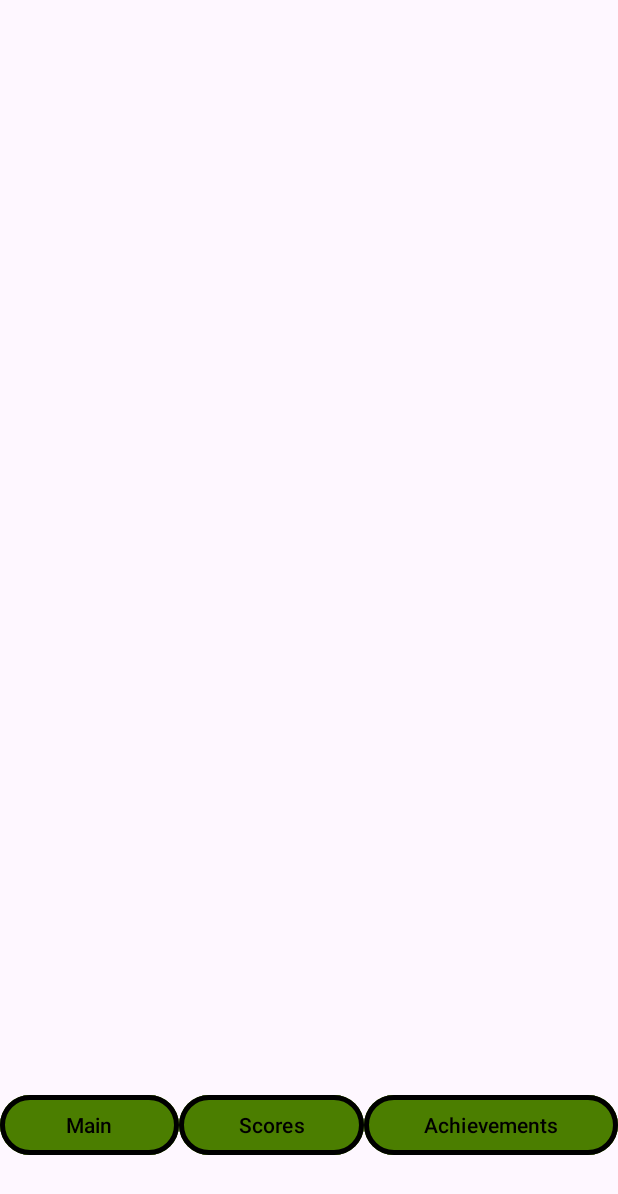
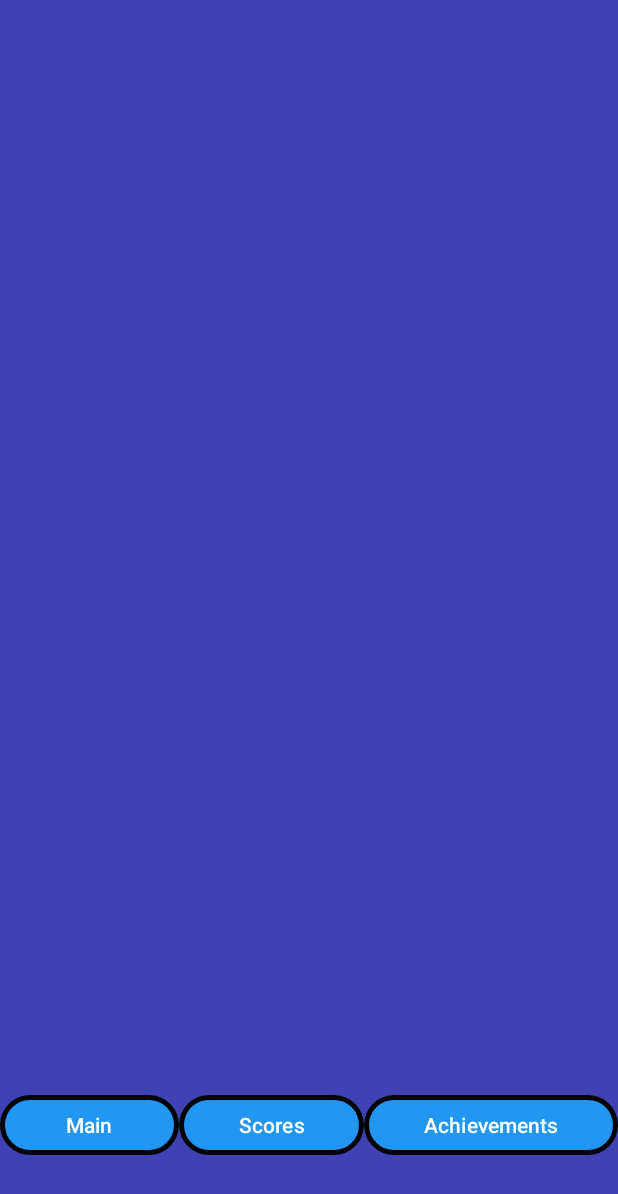
Before and after one commit to LeonBuijs/Mobiele-Beleving, an Android app: the screen it shows after launch (MainActivity), on a phone screen of 412 x 824 dp. Shown: the top 1194 px of the screen. Run offline under Robolectric (Android 15) with nearby library versions, the light colour scheme and no system bars.

Commit message:
added red and blue themes
added red and blue themes and made a styles xml file

```diff
--- a/AndroidApp/app/src/main/AndroidManifest.xml
+++ b/AndroidApp/app/src/main/AndroidManifest.xml
@@ -10,7 +10,7 @@
         android:label="@string/app_name"
         android:roundIcon="@mipmap/ic_launcher_round"
         android:supportsRtl="true"
-        android:theme="@style/Theme.AndroidApp"
+        android:theme="@style/BlueTheme"
         tools:targetApi="31">
         <activity
             android:name=".Achievements"
--- a/AndroidApp/app/src/main/res/layout/activity_main.xml
+++ b/AndroidApp/app/src/main/res/layout/activity_main.xml
@@ -21,23 +21,18 @@
             android:layout_width="wrap_content"
             android:layout_height="wrap_content"
             android:layout_weight="1"
-            android:backgroundTint="@color/green"
             android:onClick="setMainScreen"
             android:text="@string/mainButton"
-            android:textColor="@color/black"
-            app:strokeColor="@color/black"
             app:strokeWidth="3dp" />
+
 
         <Button
             android:id="@+id/button5"
             android:layout_width="wrap_content"
             android:layout_height="wrap_content"
             android:layout_weight="1"
-            android:backgroundTint="@color/green"
             android:onClick="setScoreScreen"
             android:text="@string/scoreButton"
-            android:textColor="@color/black"
-            app:strokeColor="@color/black"
             app:strokeWidth="3dp" />
 
         <Button
@@ -45,11 +40,8 @@
             android:layout_width="wrap_content"
             android:layout_height="wrap_content"
             android:layout_weight="1"
-            android:backgroundTint="@color/green"
             android:onClick="setAchievementScreen"
             android:text="@string/achievementButton"
-            android:textColor="@color/black"
-            app:strokeColor="@color/black"
             app:strokeWidth="3dp" />
     </LinearLayout>
 
--- a/AndroidApp/app/src/main/res/values-night/themes.xml
+++ b/AndroidApp/app/src/main/res/values-night/themes.xml
@@ -3,5 +3,8 @@
     <style name="Base.Theme.AndroidApp" parent="Theme.Material3.DayNight.NoActionBar">
         <!-- Customize your dark theme here. -->
         <!-- <item name="colorPrimary">@color/my_dark_primary</item> -->
+        <item name="colorPrimary">@color/green</item>
+        <item name="android:windowBackground">@color/white</item>
+        <item name="textAppearanceButton">@color/black</item>
     </style>
 </resources>
--- a/AndroidApp/app/src/main/res/values/colors.xml
+++ b/AndroidApp/app/src/main/res/values/colors.xml
@@ -3,4 +3,8 @@
     <color name="black">#FF000000</color>
     <color name="white">#FFFFFFFF</color>
     <color name="green">#4B7E00</color>
+    <color name="blue">#2196F3</color>
+    <color name="darkBlue">#3F41B5</color>
+    <color name="red">#FF0000</color>
+    <color name="darkRed">#AC0C0C</color>
 </resources>
--- a/AndroidApp/app/src/main/res/values/themes.xml
+++ b/AndroidApp/app/src/main/res/values/themes.xml
@@ -3,6 +3,21 @@
     <style name="Base.Theme.AndroidApp" parent="Theme.Material3.DayNight.NoActionBar">
         <!-- Customize your light theme here. -->
         <!-- <item name="colorPrimary">@color/my_light_primary</item> -->
+        <item name="colorPrimary">@color/green</item>
+        <item name="android:windowBackground">@color/white</item>
+        <item name="textAppearanceButton">@color/black</item>
+    </style>
+
+    <style name="BlueTheme" parent="Theme.Material3.DayNight.NoActionBar">
+        <item name="colorPrimary">@color/blue</item>
+        <item name="android:windowBackground">@color/darkBlue</item>
+        <item name="textAppearanceButton">@color/black</item>
+    </style>
+
+    <style name="RedTheme" parent="Theme.Material3.DayNight.NoActionBar">
+        <item name="colorPrimary">@color/red</item>
+        <item name="android:windowBackground">@color/darkRed</item>
+        <item name="textAppearanceButton">@color/black</item>
     </style>
 
     <style name="Theme.AndroidApp" parent="Base.Theme.AndroidApp" />
```
Also changed, not shown: AndroidApp/app/src/main/res/layout/activity_achievements.xml (+0 -9 lines), AndroidApp/app/src/main/res/layout/activity_scoreview.xml (+0 -9 lines), AndroidApp/app/src/main/res/values/styles.xml (added, +9 -0 lines).
